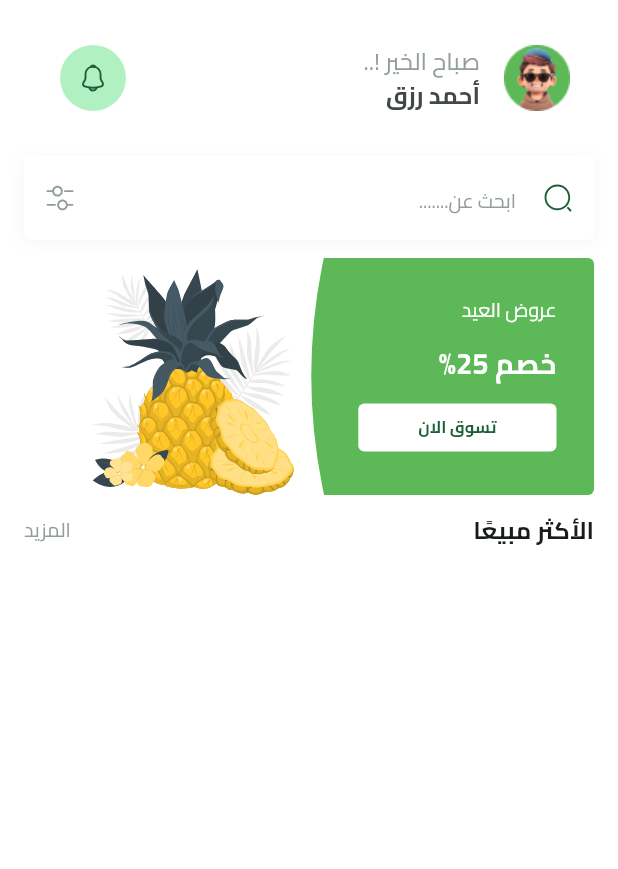
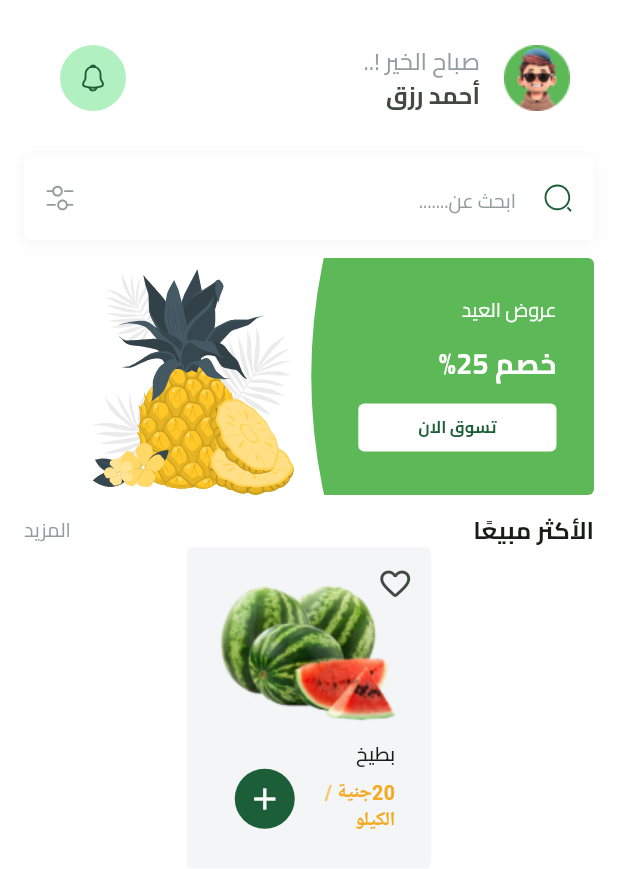
Before and after one commit to a7med287/fruit-hub, a Flutter app: the HomeView screen opened by its route, on a phone screen of 412 x 824 dp. Shown: the top 869 px of the screen. Run offline on Flutter 3.47's test engine with Material 3 defaults, Android fonts, the phone set to English and light mode, and no system bars; our stand-ins replace cloud_firestore, dartz, dots_indicator, firebase_auth, firebase_core, flutter_bloc and 6 more; missing offline and left inert: flutter_facebook_auth; accounts and stored records are empty.

Commit message:
create fruit item

```diff
--- a/lib/core/utils/app_colors.dart
+++ b/lib/core/utils/app_colors.dart
@@ -5,6 +5,7 @@ class AppColors{
   static const Color primaryColor = Color(0xff1B5E37);
   static const Color lightPrimaryColor = Color(0xff2D9F5D);
   static const Color secondaryColor = Color(0xffF4A91F);
+  static const Color lightSecondaryColor = Color(0xffF8C76D);
 
 
 }
--- a/lib/core/utils/app_images.dart
+++ b/lib/core/utils/app_images.dart
@@ -17,7 +17,7 @@ class Assets{
   static const String searchIcon = "assets/icons/search-normal.svg";
   static const String filterIcon = "assets/icons/filter_icon.svg";
   static const String backgroundContainerFeaturedItem = "assets/images/background_container.svg";
-
+  static const String watermelon = "assets/images/watermelon.png";
 
 
 
--- /dev/null
+++ b/lib/core/widgets/fruit_item.dart
@@ -0,0 +1,76 @@
+import 'package:flutter/material.dart';
+
+import '../utils/app_colors.dart';
+import '../utils/app_images.dart';
+import '../utils/app_text_styles.dart';
+
+class FruitItem extends StatelessWidget {
+  const FruitItem({super.key});
+
+  @override
+  Widget build(BuildContext context) {
+    return Container(
+      height: 214,
+      width: 163,
+      decoration: BoxDecoration(
+        color: Color(0xffF3F5F7),
+        borderRadius: BorderRadius.circular(4),
+      ),
+      child: Stack(
+        children: [
+          IconButton(
+            onPressed: () {},
+            icon: Icon(Icons.favorite_border_rounded),
+          ),
+          Positioned.fill(
+            top: 20,
+            left: 8,
+            right: 8,
+            child: Column(
+              children: [
+                Image.asset(Assets.watermelon),
+                ListTile(
+                  title: Text("بطيخ", style: TextStyles.semiBold13),
+                  subtitle: Padding(
+                    padding: const EdgeInsets.only(top: 8.0),
+                    child: Text.rich(
+                      TextSpan(
+                        children: [
+                          TextSpan(
+                            text: "20جنية",
+                            style: TextStyles.bold13.copyWith(
+                              color: AppColors.secondaryColor,
+                            ),
+                          ),
+                          TextSpan(
+                            text: " / ",
+                            style: TextStyles.bold13.copyWith(
+                              color: AppColors.lightSecondaryColor,
+                            ),
+                          ),
+                          TextSpan(
+                            text: "الكيلو",
+                            style: TextStyles.semiBold13.copyWith(
+                              color: AppColors.secondaryColor,
+                            ),
+                          ),
+                        ],
+                      ),
+                    ),
+                  ),
+                  trailing: Padding(
+                    padding: const EdgeInsets.only(top: 16.0),
+                    child: CircleAvatar(
+                      backgroundColor: AppColors.primaryColor,
+                      child: Icon(Icons.add, color: Colors.white),
+                    ),
+                  ),
+                ),
+              ],
+            ),
+          ),
+        ],
+      ),
+    );
+  }
+}
--- a/lib/features/home/presentation/views/widgets/home_view_body.dart
+++ b/lib/features/home/presentation/views/widgets/home_view_body.dart
@@ -2,6 +2,7 @@ import 'package:flutter/material.dart';
 import 'package:fruit_hub/constants.dart';
 import 'package:fruit_hub/features/home/presentation/views/widgets/featured_list.dart';
 import '../../../../../core/widgets/custom_search_text_filed.dart';
+import '../../../../../core/widgets/fruit_item.dart';
 import 'best_seller_header.dart';
 import 'custom_home_app_bar.dart';
 
@@ -26,11 +27,13 @@ class HomeViewBody extends StatelessWidget {
                 SizedBox(
                   height: 12,
                 ),
-                BestSellerHeader()
+                BestSellerHeader(),
+                FruitItem(),
               ],
             ),
           ),
         ),
+
       ],
     );
   }
```
Also changed, not shown: assets/images/watermelon.png (added).
